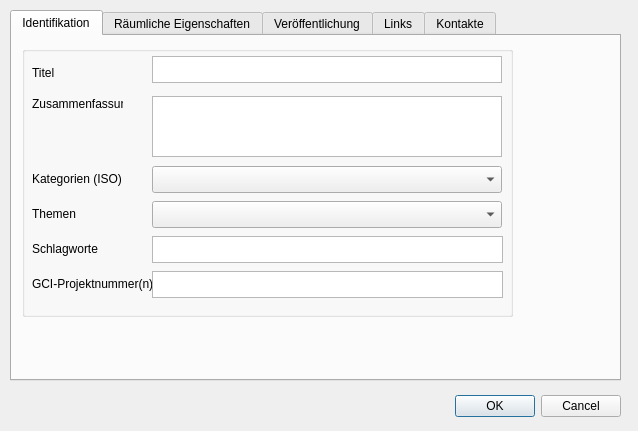
Before: the Qt Designer form pg_metadata/resources/ui/edit_metadata_dialog.ui in effjot/qgis-pgmetadata-plugin, drawn with Qt 5.
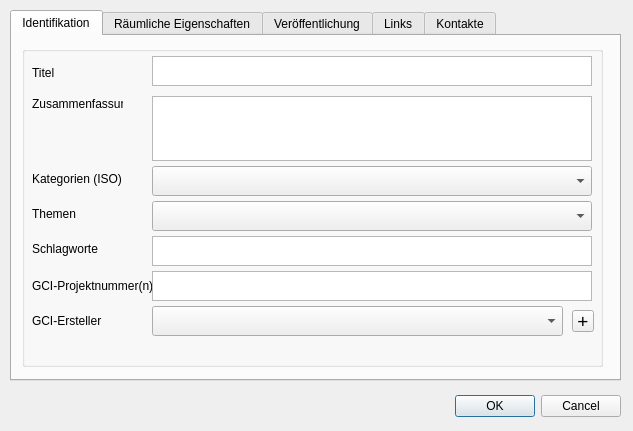
After: the same form once the commit is applied. The open tabs and pages were chosen to show the change. Custom widgets are drawn as their Qt base class.

Commit message: Edit dialog: add+remove contacts; quick add creator

Diff of the .ui file:
```diff
--- a/pg_metadata/resources/ui/edit_metadata_dialog.ui
+++ b/pg_metadata/resources/ui/edit_metadata_dialog.ui
@@ -6,7 +6,7 @@
    <rect>
     <x>0</x>
     <y>0</y>
-    <width>638</width>
+    <width>633</width>
     <height>431</height>
    </rect>
   </property>
@@ -50,8 +50,8 @@
       <rect>
        <x>10</x>
        <y>10</y>
-       <width>491</width>
-       <height>271</height>
+       <width>581</width>
+       <height>321</height>
       </rect>
      </property>
      <property name="title">
@@ -65,8 +65,8 @@
        <rect>
         <x>130</x>
         <y>190</y>
-        <width>351</width>
-        <height>27</height>
+        <width>440</width>
+        <height>30</height>
        </rect>
       </property>
       <property name="tabChangesFocus">
@@ -104,8 +104,8 @@
        <rect>
         <x>130</x>
         <y>10</y>
-        <width>350</width>
-        <height>27</height>
+        <width>440</width>
+        <height>30</height>
        </rect>
       </property>
       <property name="horizontalScrollBarPolicy">
@@ -119,9 +119,9 @@
       <property name="geometry">
        <rect>
         <x>10</x>
-        <y>230</y>
+        <y>225</y>
         <width>121</width>
-        <height>16</height>
+        <height>30</height>
        </rect>
       </property>
       <property name="text">
@@ -162,8 +162,8 @@
        <rect>
         <x>130</x>
         <y>120</y>
-        <width>350</width>
-        <height>27</height>
+        <width>440</width>
+        <height>30</height>
        </rect>
       </property>
       <property name="defaultText">
@@ -175,8 +175,8 @@
        <rect>
         <x>130</x>
         <y>225</y>
-        <width>351</width>
-        <height>27</height>
+        <width>440</width>
+        <height>30</height>
        </rect>
       </property>
       <property name="horizontalScrollBarPolicy">
@@ -207,8 +207,8 @@
        <rect>
         <x>130</x>
         <y>50</y>
-        <width>350</width>
-        <height>61</height>
+        <width>440</width>
+        <height>65</height>
        </rect>
       </property>
       <property name="horizontalScrollBarPolicy">
@@ -223,14 +223,58 @@
        <rect>
         <x>130</x>
         <y>155</y>
-        <width>350</width>
-        <height>27</height>
+        <width>440</width>
+        <height>30</height>
        </rect>
       </property>
       <property name="defaultText">
        <string/>
       </property>
      </widget>
+     <widget class="QLabel" name="label_9">
+      <property name="geometry">
+       <rect>
+        <x>10</x>
+        <y>260</y>
+        <width>121</width>
+        <height>30</height>
+       </rect>
+      </property>
+      <property name="text">
+       <string>GCI-Ersteller</string>
+      </property>
+     </widget>
+     <widget class="QComboBox" name="cmb_creator">
+      <property name="geometry">
+       <rect>
+        <x>130</x>
+        <y>260</y>
+        <width>411</width>
+        <height>30</height>
+       </rect>
+      </property>
+     </widget>
+     <widget class="QToolButton" name="btn_creator_add">
+      <property name="geometry">
+       <rect>
+        <x>550</x>
+        <y>264</y>
+        <width>22</width>
+        <height>22</height>
+       </rect>
+      </property>
+      <property name="font">
+       <font>
+        <pointsize>14</pointsize>
+       </font>
+      </property>
+      <property name="toolTip">
+       <string>neuen Link hinzufügen</string>
+      </property>
+      <property name="text">
+       <string>+</string>
+      </property>
+     </widget>
     </widget>
    </widget>
    <widget class="QWidget" name="spatial_properties">
```
Left out of the diff: 58 changed lines with no effect on the pictures. The commit also changes 1 other file.
